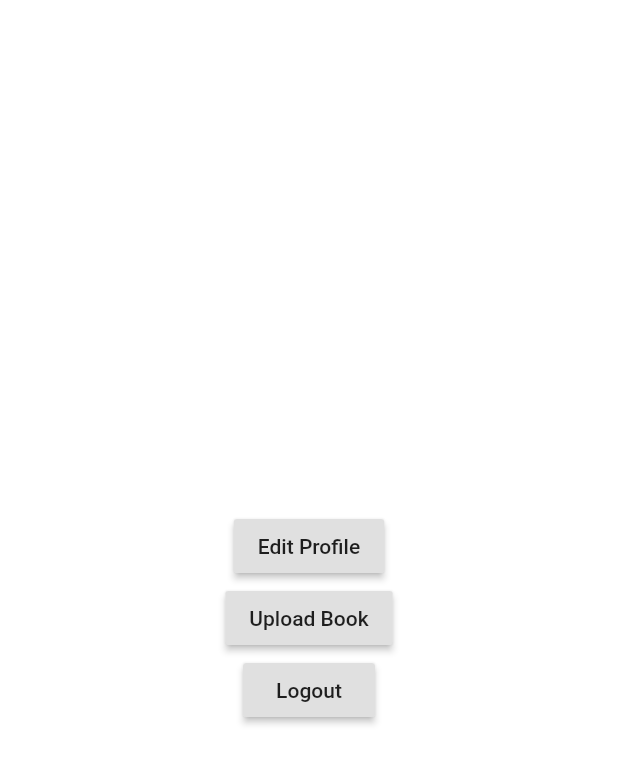
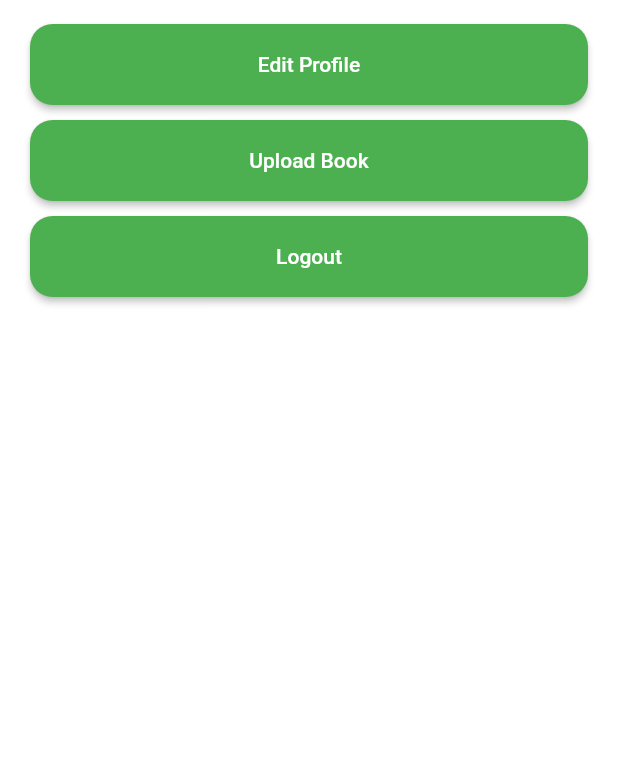
Before and after one commit to thoriqulhaq/elibrary-app, a Flutter app: the menuPage screen opened directly, on a phone screen of 412 x 824 dp. Shown: the top 764 px of the screen. Run offline on Flutter 3.47's test engine with Material 2 defaults, Android fonts, the phone set to English and light mode, and no system bars; our stand-ins replace cloud_firestore, file_picker, firebase_auth, firebase_core, firebase_database, firebase_storage and 2 more; missing offline and left inert: firestore_search; accounts and stored records are empty.

Commit message:
Activate logout button & styling menuPage

```diff
--- a/lib/screens/studentViews/menuPage.dart
+++ b/lib/screens/studentViews/menuPage.dart
@@ -1,6 +1,8 @@
 import 'package:flutter/material.dart';
 import 'package:elibrary_app/screens/universalViews/editProfile.dart';
 import 'package:elibrary_app/screens/universalViews/uploadScreen.dart';
+import 'package:elibrary_app/screens/universalViews/loginScreen.dart';
+import 'package:shared_preferences/shared_preferences.dart';
 
 class menuPage extends StatefulWidget {
   menuPage({Key? key}) : super(key: key);
@@ -10,15 +12,29 @@ class menuPage extends StatefulWidget {
 }
 
 class _menuPageState extends State<menuPage> {
+
+  doLogout() async {
+    SharedPreferences pref = await SharedPreferences.getInstance();
+    // Clear the shared preferences (Logged in user's information)
+    await pref.clear();
+
+    // Redirected to login screen
+    Navigator.push(
+      context,
+      MaterialPageRoute(builder: (context) => loginScreen()),
+    );
+  }
+
   @override
   Widget build(BuildContext context) {
     return Scaffold(
       backgroundColor: Colors.white,
-      body: Center(
-        child: Column(
-          mainAxisAlignment: MainAxisAlignment.center,
+      body: Padding(
+        padding: const EdgeInsets.only(
+            left: 20.0, right: 20.0, bottom: 16.0, top: 16.0),
+        child: ListView(
           children: [
-            RaisedButton(
+            ElevatedButton(
               child: Text('Edit Profile'),
               onPressed: () {
                 Navigator.push(
@@ -26,8 +42,18 @@ class _menuPageState extends State<menuPage> {
                   MaterialPageRoute(builder: (context) => editProfile()),
                 );
               },
+              style: ElevatedButton.styleFrom(
+                shape: RoundedRectangleBorder(
+                  borderRadius: BorderRadius.circular(15.0),
+                ),
+                padding: const EdgeInsets.all(19),
+                primary: Colors.green,
+              ),
             ),
-            RaisedButton(
+            SizedBox(
+              height: 10,
+            ),
+            ElevatedButton(
               child: Text('Upload Book'),
               onPressed: () {
                 Navigator.push(
@@ -35,10 +61,29 @@ class _menuPageState extends State<menuPage> {
                   MaterialPageRoute(builder: (context) => uploadScreen()),
                 );
               },
+              style: ElevatedButton.styleFrom(
+                shape: RoundedRectangleBorder(
+                  borderRadius: BorderRadius.circular(15.0),
+                ),
+                padding: const EdgeInsets.all(19),
+                primary: Colors.green,
+              ),
             ),
-            RaisedButton(
+            SizedBox(
+              height: 10,
+            ),
+            ElevatedButton(
               child: Text('Logout'),
-              onPressed: () {},
+              onPressed: () {
+                doLogout();
+              },
+              style: ElevatedButton.styleFrom(
+                shape: RoundedRectangleBorder(
+                  borderRadius: BorderRadius.circular(15.0),
+                ),
+                padding: const EdgeInsets.all(19),
+                primary: Colors.green,
+              ),
             ),
           ],
         ),
```
